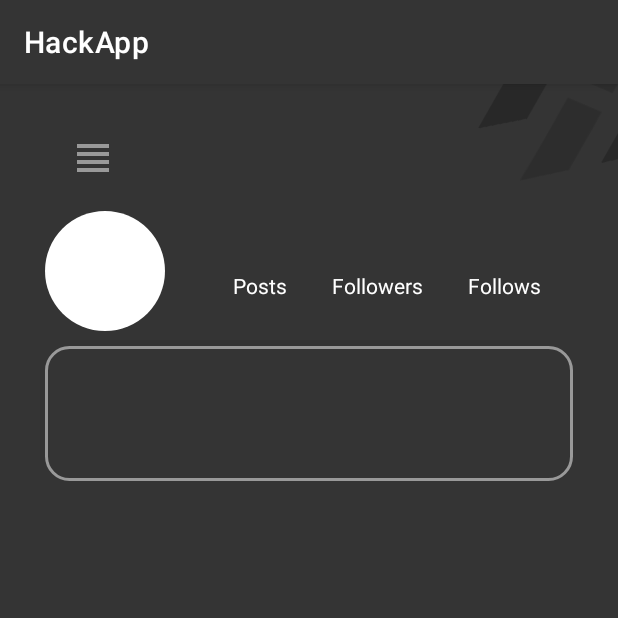
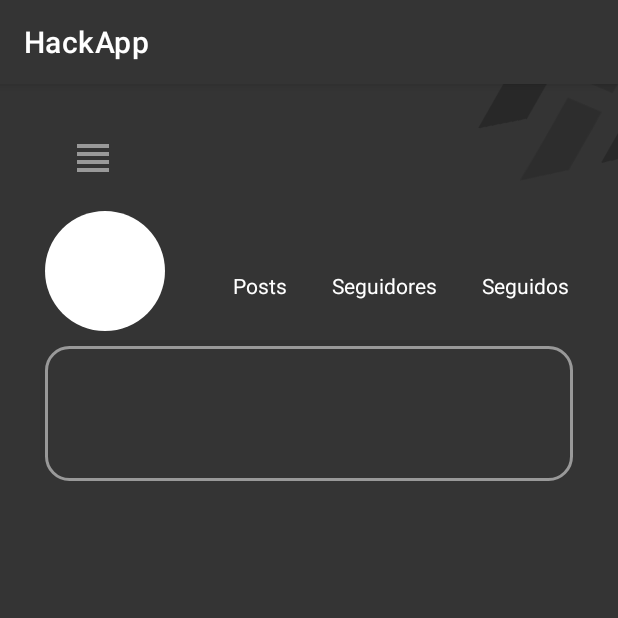
Before and after one commit to AndresSotoLopez/HackApp, an Android app: the fragment Usuario shown on its own in the app's theme, on a phone screen of 412 x 824 dp, the top half of it. Run offline under Robolectric (Android 15) with nearby library versions, the phone set to English and light mode, and no system bars; our stand-ins replace Volley; pictures from the network do not load.

Commit message:
Ajustes en el back

```diff
--- a/Front-End/app/src/main/res/layout/user_fragment.xml
+++ b/Front-End/app/src/main/res/layout/user_fragment.xml
@@ -100,7 +100,7 @@
             android:id="@+id/fragment_user_text_followers"
             android:layout_width="wrap_content"
             android:layout_height="wrap_content"
-            android:text="@string/fragment_user_followers"
+            android:text="Seguidores"
             android:textSize="14sp"
             android:textColor="@color/white"/>
     </LinearLayout>
@@ -127,7 +127,7 @@
             android:id="@+id/fragment_user_text_follows"
             android:layout_width="wrap_content"
             android:layout_height="wrap_content"
-            android:text="@string/fragment_user_follows"
+            android:text="Seguidos"
             android:textColor="@color/white"
             android:textSize="14sp" />
     </LinearLayout>
```
Also changed, not shown: 2 other files.
